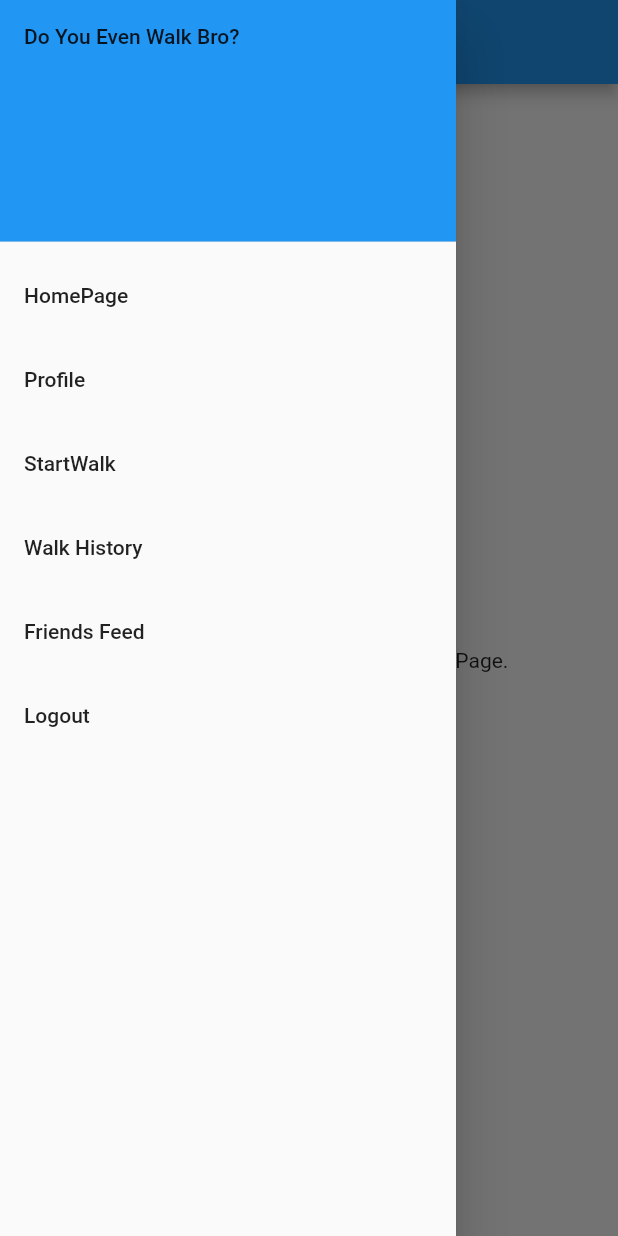
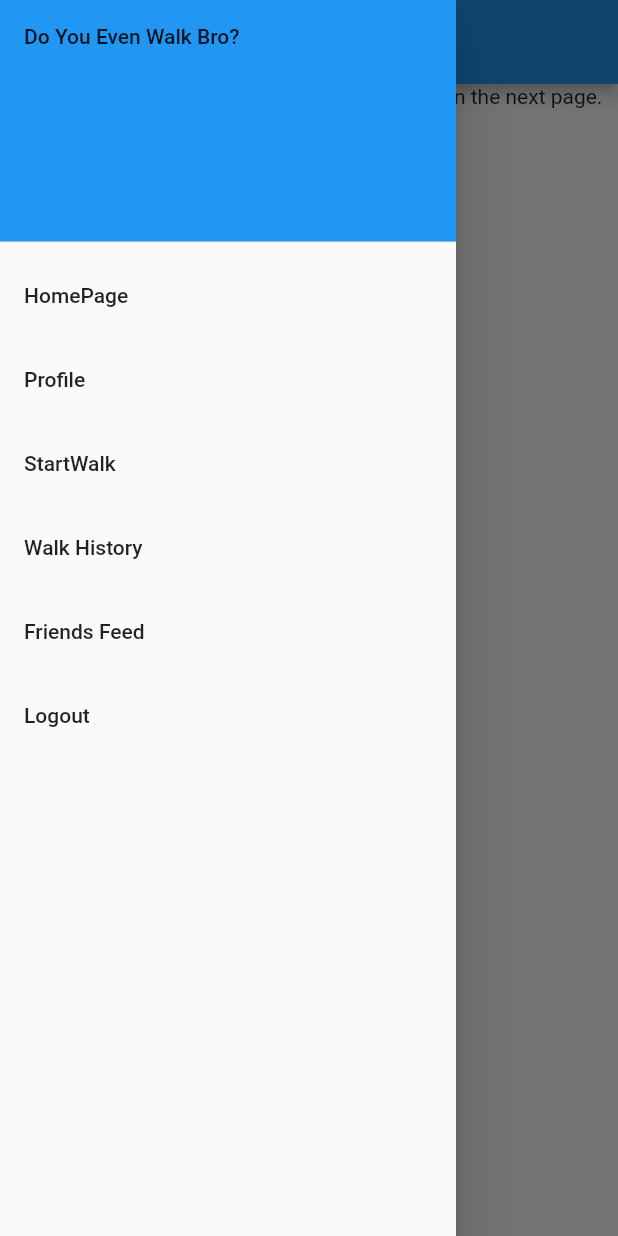
Before and after one commit to GerThor/Do-You-Even-Walk-Bro-, a Flutter app: the FriendsFeed screen opened by its route, with the side drawer open, on a phone screen of 412 x 824 dp. Run offline on Flutter 3.47's test engine with Material 2 defaults, Android fonts, the phone set to English and light mode, and no system bars; our stand-ins replace cloud_firestore, firebase_auth, flutter_typeahead, geolocator, google_maps_flutter, google_sign_in and 1 more; missing offline and left inert: flutter_polyline_points, time_formatter; accounts and stored records are empty.

Commit message:
Final Updates
Pedometer pacakge working. Friends tabs built, although can't add friends, but lists all existing users. No friend History Feed.

```diff
--- /dev/null
+++ b/final_project/lib/friendHistory.dart
@@ -0,0 +1,27 @@
+import 'package:flutter/material.dart';
+import 'package:cloud_firestore/cloud_firestore.dart';
+
+class FriendHistory extends StatefulWidget {
+  FriendHistory({Key key}) : super(key: key);
+
+  _FriendHistory createState() => _FriendHistory();
+}
+
+class _FriendHistory extends State<FriendHistory> {
+
+  @override
+  Widget build(BuildContext context) {
+    return Scaffold(
+        body: SingleChildScrollView(
+          child: Center(
+            child:Column(
+              children: <Widget>[
+                Text("Swipe the page to head right and add a friend on the next page."),
+                SizedBox(height:20),
+              ],
+            ),
+          ),
+        )
+    );
+  }
+}
--- a/final_project/lib/friendsFeed.dart
+++ b/final_project/lib/friendsFeed.dart
@@ -1,5 +1,7 @@
 import 'package:flutter/material.dart';
 import 'package:final_project/drawer.dart';
+import 'package:final_project/addFriend.dart';
+import 'package:final_project/friendHistory.dart';
 
 class FriendsFeed extends StatefulWidget {
   FriendsFeed({Key key}) : super(key: key);
@@ -8,6 +10,21 @@ class FriendsFeed extends StatefulWidget {
 }
 
 class _FriendsFeed extends State<FriendsFeed> {
+  PageController _pageController;
+
+  @override
+  void initState() {
+    super.initState();
+    _pageController = PageController(
+      initialPage: 0,
+    );
+  }
+
+  @override
+  void dispose() {
+    _pageController.dispose();
+    super.dispose();
+  }
 
   @override
   Widget build(BuildContext context) {
@@ -17,8 +34,12 @@ class _FriendsFeed extends State<FriendsFeed> {
           centerTitle: true,
         ),
         drawer: OurDrawer(),
-      body: Center(
-          child: Text("Just some filler text for Friends Feed Page.")
+        body: PageView(
+          controller: _pageController,
+          children: <Widget>[
+            FriendHistory(),
+            AddFriend(),
+          ],
         )
     );
   }
--- a/final_project/lib/walkHistory.dart
+++ b/final_project/lib/walkHistory.dart
@@ -16,26 +16,8 @@ class _WalkHistory extends State<WalkHistory> {
   Stream<QuerySnapshot> query = Firestore.instance.collection('WalkHistory')
       .where('UserID', isEqualTo: userId)
         .orderBy('Created', descending: true)
-        .limit(10)
+        .limit(20)
         .snapshots();
-
-
-  // adapted from https://medium.com/@atul.sharma_94062/how-to-use-cloud-firestore-with-flutter-e6f9e8821b27
-  void _addData () async {
-    final CollectionReference reference = Firestore.instance.collection("/WalkHistory");
-    await reference // DYEWB Collection ID for final project
-        .add({ //.add() will randomly generate document ID
-      'UserID': userId,
-      'User': name,
-      'Steps': '121212',
-      'Calories': '5361',
-      'Miles': '20',
-      'Created': DateTime.now()
-    });
-
-    print(DateTime.now());
-
-  }
 
   @override
   initState() {
@@ -51,15 +33,15 @@ class _WalkHistory extends State<WalkHistory> {
         centerTitle: true,
       ),
       drawer: OurDrawer(),
-      body: Center(
+      body: SingleChildScrollView(
+        child: Center(
           child:Column(
-          //mainAxisAlignment: MainAxisAlignment.center,
             children: <Widget> [
-            Text("Just some filler text for Walk History Page."),
-            RaisedButton(
-              onPressed: _addData,
-              child: Text("Add Data"),
-            ),
+              Text("Add data to this page by starting a walk and ending a walk on the StartWalk page. "
+                  "You will receive a snackbar notification when you successfully end a walk and add data to this page. "
+                  "List is scrollable, limited to 20 as project deliverable. There is a bug where two data sets are added, and one data set is when "
+                  "I have reset values to a question mark, even though I only call my add function once."),
+              SizedBox(height:20),
               StreamBuilder(
                 stream: query,
                 builder: (context, snapshot) {
@@ -78,14 +60,18 @@ class _WalkHistory extends State<WalkHistory> {
               ),
             ]
           )
+        ),
       )
     );
   }
 }
 
+
   printHistory(snapshot) {
+  int length = snapshot.data.documents.length - 1;
+  print(length);
   List<String> aList = [];
-  for (int index = 0; index <= 9; index++) {
+  for (int index = 0; index <= length; index++) {
     if (snapshot.data.documents[index] != null) {
       int timeStamp = snapshot.data.documents[index]['Created']
           .toDate()
--- a/final_project/pubspec.yaml
+++ b/final_project/pubspec.yaml
@@ -31,6 +31,8 @@ dependencies:
   location: ^3.0.0
   flutter_polyline_points: ^0.1.0
   time_formatter: ^1.0.0+5
+  flutter_typeahead: ^1.8.1
+  pedometer: ^1.2.0
 
 dev_dependencies:
   flutter_test:
```
Also changed, not shown: final_project/lib/addFriend.dart (added, +143 -0 lines), final_project/lib/googleMap.dart (+70 -24 lines), final_project/lib/login.dart (+21 -0 lines), final_project/lib/startWalk.dart (+0 -48 lines), final_project/pubspec.lock. Lines whose indentation alone changed are shown as unchanged.
